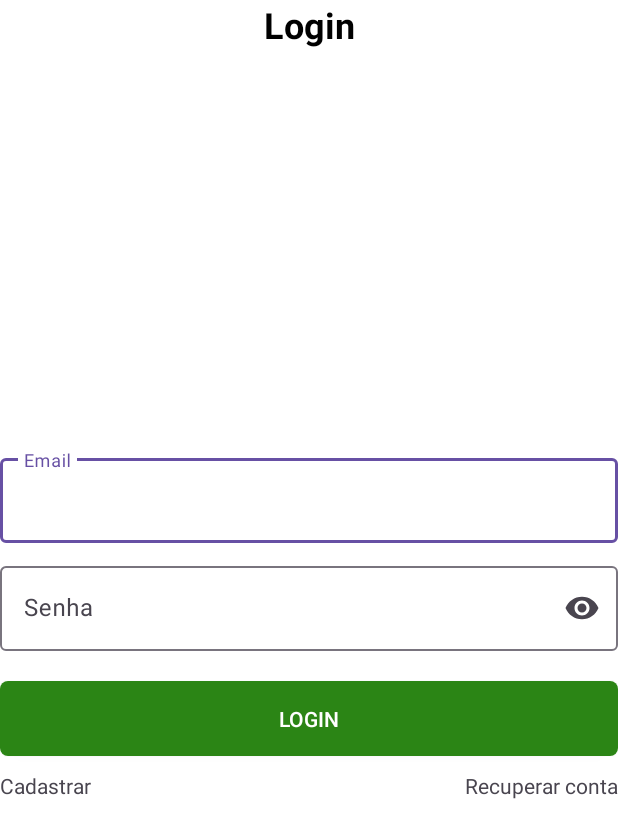
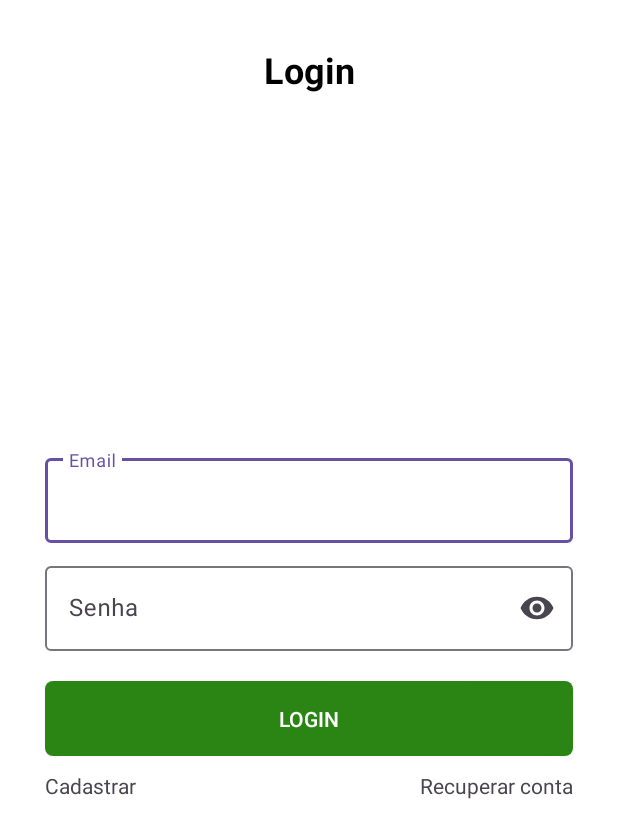
Before and after one commit to rafaqfv/school_tasks, an Android app: the screen it shows after launch (LoginActivity), on a phone screen of 412 x 824 dp. Shown: the top 838 px of the screen. Run offline under Robolectric (Android 15) with nearby library versions, the phone set to English and light mode, and no system bars; our stand-ins replace Firebase (no records; nobody signed in at launch, a user with empty details on screens opened directly).

```diff
--- a/app/src/main/java/com/example/schooltasks/LoginActivity.java
+++ b/app/src/main/java/com/example/schooltasks/LoginActivity.java
@@ -89,12 +89,12 @@ public class LoginActivity extends AppCompatActivity {
 
     }
 
-    @Override
-    protected void onStart() {
-        super.onStart();
-        FirebaseUser currentUser = mAuth.getCurrentUser();
-        if (currentUser != null) {
-            startActivity(new Intent(this, TasksActivity.class));
-        }
-    }
+//    @Override
+//    protected void onStart() {
+//        super.onStart();
+//        FirebaseUser currentUser = mAuth.getCurrentUser();
+//        if (currentUser != null) {
+//            startActivity(new Intent(this, TasksActivity.class));
+//        }
+//    }
 }
--- a/app/src/main/java/com/example/schooltasks/Task.java
+++ b/app/src/main/java/com/example/schooltasks/Task.java
@@ -6,6 +6,10 @@ public class Task {
     private String descricao;
     private String titulo;
     private String dataDeEntrega;
+
+    public Task() {
+
+    }
 
     public Task(String disciplina, String descricao, String titulo, String dataDeEntrega) {
         this.disciplina = disciplina;
--- a/app/src/main/res/layout/activity_add_tasks.xml
+++ b/app/src/main/res/layout/activity_add_tasks.xml
@@ -56,13 +56,10 @@
             android:layout_width="match_parent"
             android:layout_height="wrap_content"
             android:layout_marginTop="10dp"
-            android:clickable="true"
             android:hint="Data de entrega">
 
             <com.google.android.material.textfield.TextInputEditText
                 android:id="@+id/data"
-                android:clickable="true"
-                android:focusable="false"
                 android:layout_width="match_parent"
                 android:layout_height="wrap_content" />
         </com.google.android.material.textfield.TextInputLayout>
--- a/app/src/main/res/layout/activity_login.xml
+++ b/app/src/main/res/layout/activity_login.xml
@@ -6,12 +6,12 @@
     android:layout_width="match_parent"
     android:layout_height="match_parent"
     android:background="@color/white"
-    android:padding="30dp"
     tools:context=".MainActivity">
 
     <TextView
         android:layout_width="match_parent"
         android:layout_height="wrap_content"
+        android:layout_margin="30dp"
         android:gravity="center"
         android:text="Login"
         android:textColor="@color/black"
@@ -23,8 +23,9 @@
         android:id="@+id/email"
         android:layout_width="match_parent"
         android:layout_height="wrap_content"
+        android:layout_marginHorizontal="30dp"
+        android:layout_marginTop="300dp"
         android:hint="Email"
-        android:layout_marginTop="300dp"
         app:layout_constraintTop_toTopOf="parent"
         tools:layout_editor_absoluteX="30dp">
 
@@ -38,6 +39,7 @@
         android:id="@+id/senha"
         android:layout_width="match_parent"
         android:layout_height="wrap_content"
+        android:layout_marginHorizontal="30dp"
         android:layout_marginTop="10dp"
         android:hint="Senha"
         app:endIconMode="password_toggle"
@@ -56,6 +58,7 @@
         android:id="@+id/btnLogin"
         android:layout_width="match_parent"
         android:layout_height="wrap_content"
+        android:layout_marginHorizontal="30dp"
         android:layout_marginTop="20dp"
         android:background="@drawable/buttons"
         android:paddingVertical="15dp"
@@ -70,9 +73,8 @@
         android:layout_height="wrap_content"
         android:layout_marginTop="10dp"
         android:text="Cadastrar"
-        app:layout_constraintTop_toBottomOf="@id/btnLogin"
         app:layout_constraintStart_toStartOf="@id/btnLogin"
-        />
+        app:layout_constraintTop_toBottomOf="@id/btnLogin" />
 
     <TextView
         android:id="@+id/btnRecuperar"
```
Also changed, not shown: app/src/main/java/com/example/schooltasks/AddTasksActivity.java (+7 -3 lines), app/src/main/java/com/example/schooltasks/TasksActivity.java (+33 -4 lines).
